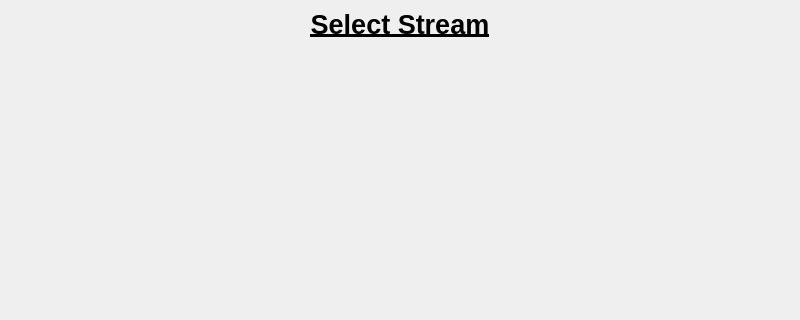
stereomatchingkiss/show_cases, file generic_cv_tasks/ui/mainwindow.ui: the form before one commit; both pictures show x 0 to 800 and y 0 to 320 of the 800 by 600 pixel window.
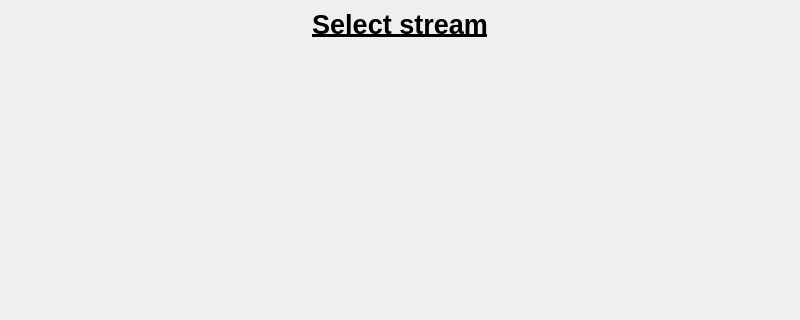
The form after the commit.

The edit to the form file:
```diff
--- a/generic_cv_tasks/ui/mainwindow.ui
+++ b/generic_cv_tasks/ui/mainwindow.ui
@@ -28,7 +28,7 @@
        <bool>false</bool>
       </property>
       <property name="text">
-       <string>Select Stream</string>
+       <string>Select stream</string>
       </property>
       <property name="scaledContents">
        <bool>false</bool>
```
Left out of the diff: 2 changed lines with no effect on the pictures.
